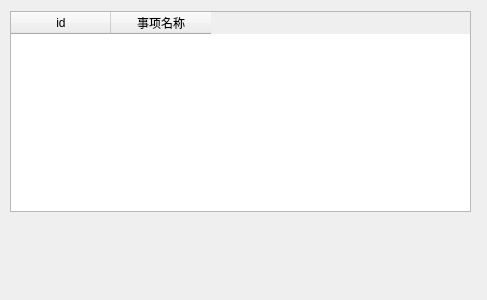
Above: realProgect/dailymsy3.ui from Arthur381/QTproject before the change. Below: the same form after it.
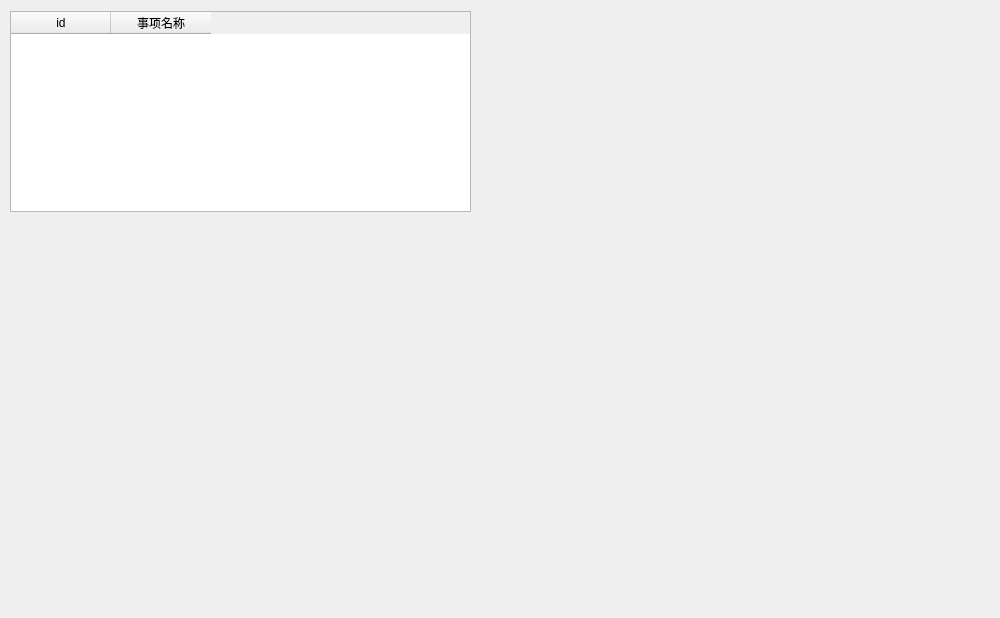
That is the form after the change.

What changed in the file:
```diff
--- a/realProgect/dailymsy3.ui
+++ b/realProgect/dailymsy3.ui
@@ -6,10 +6,22 @@
    <rect>
     <x>0</x>
     <y>0</y>
-    <width>487</width>
-    <height>300</height>
+    <width>1000</width>
+    <height>618</height>
    </rect>
   </property>
+  <property name="minimumSize">
+   <size>
+    <width>1000</width>
+    <height>618</height>
+   </size>
+  </property>
+  <property name="maximumSize">
+   <size>
+    <width>1000</width>
+    <height>618</height>
+   </size>
+  </property>
   <property name="windowTitle">
    <string>Dialog</string>
   </property>
```
